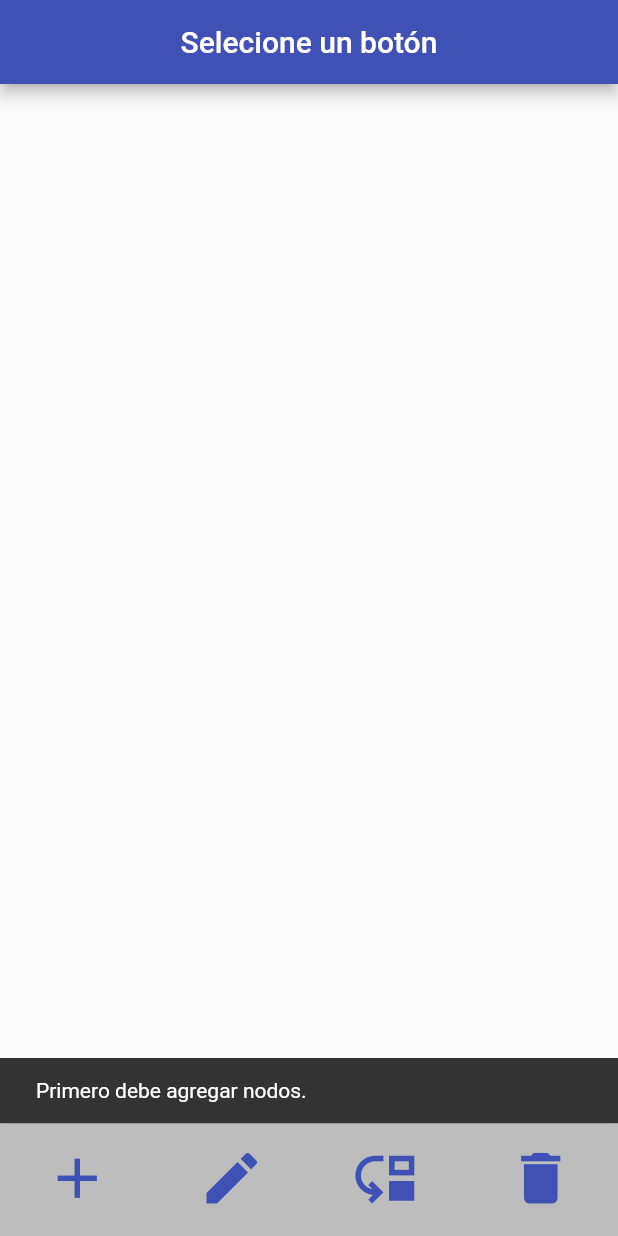
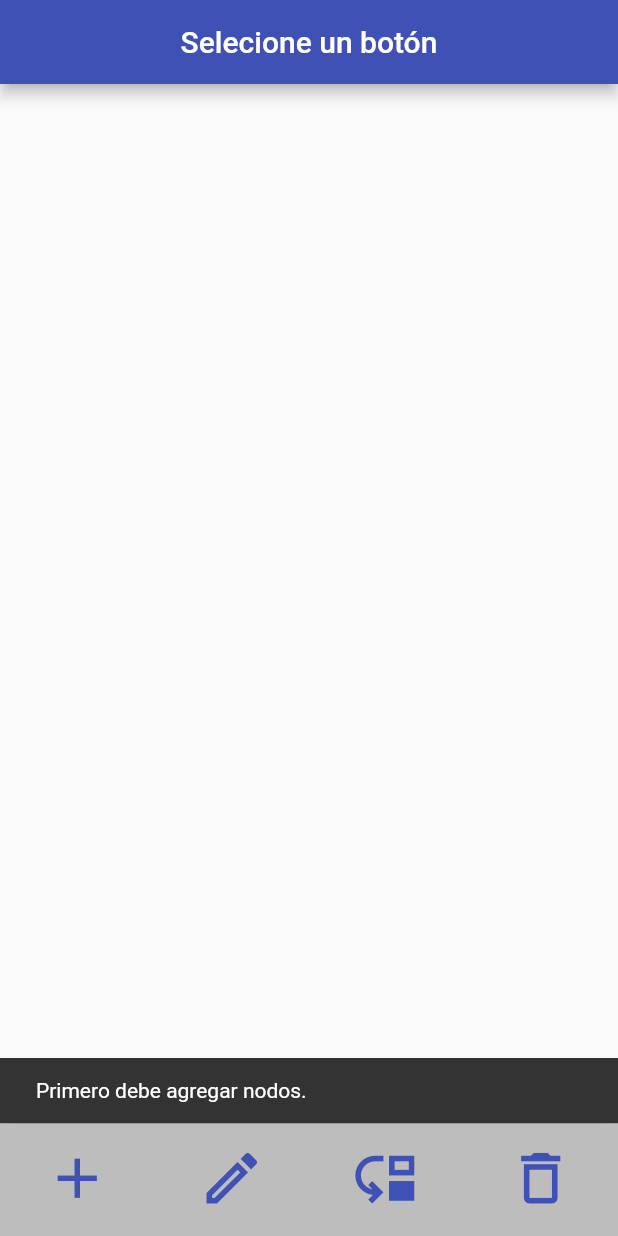
Before and after one commit to TheAlanMC/Graph-Drawer, a Flutter app: the screen it shows after launch, item 2 of the bottom bar chosen, on a phone screen of 412 x 824 dp. Run offline on Flutter 3.47's test engine with Material 2 defaults, Android fonts, the phone set to English and light mode, and no system bars.

```diff
--- a/lib/screens/home_screen.dart
+++ b/lib/screens/home_screen.dart
@@ -1,4 +1,3 @@
-import 'dart:math';
 import 'package:flutter/material.dart';
 import 'package:graph_drawer/widgets/widgets.dart';
 import 'package:graph_drawer/models/models.dart';
--- a/lib/widgets/alert_dialog_node_name.dart
+++ b/lib/widgets/alert_dialog_node_name.dart
@@ -31,6 +31,7 @@ class CustomAlertDialogNodeName extends StatelessWidget {
           decoration: InputDecoration(
             border: const OutlineInputBorder(),
             labelText: content,
+            errorMaxLines: 2,
           ),
           validator: (value) {
             if (value == null || value.isEmpty) {
--- a/lib/widgets/custom_bottom_navigation_bar.dart
+++ b/lib/widgets/custom_bottom_navigation_bar.dart
@@ -15,10 +15,10 @@ class CustomBottomNavigationBar extends StatelessWidget {
         unselectedItemColor: Colors.indigo,
         backgroundColor: Colors.grey.shade400,
         items: const [
-          BottomNavigationBarItem(icon: Icon(Icons.add, size: 45), label: 'Añadir nuevo Nodo'),
-          BottomNavigationBarItem(icon: Icon(Icons.edit, size: 45), label: 'Distancia entre Nodos'),
-          BottomNavigationBarItem(icon: Icon(Icons.move_down, size: 45), label: 'Modificar Nodo'),
-          BottomNavigationBarItem(icon: Icon(Icons.delete, size: 45), label: 'Eliminar Nodo'),
+          BottomNavigationBarItem(icon: Icon(Icons.add_outlined, size: 45), label: 'Añadir nuevo Nodo'),
+          BottomNavigationBarItem(icon: Icon(Icons.edit_outlined, size: 45), label: 'Distancia entre Nodos'),
+          BottomNavigationBarItem(icon: Icon(Icons.move_down_outlined, size: 45), label: 'Modificar Nodo'),
+          BottomNavigationBarItem(icon: Icon(Icons.delete_outlined, size: 45), label: 'Eliminar Nodo'),
         ],
         onTap: ((value) => onTap(value)));
   }
```
